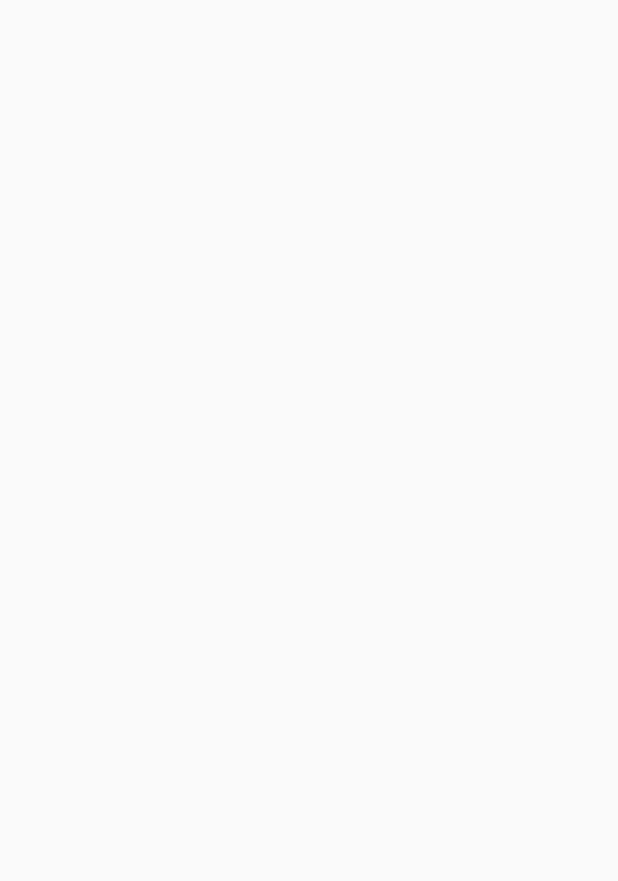
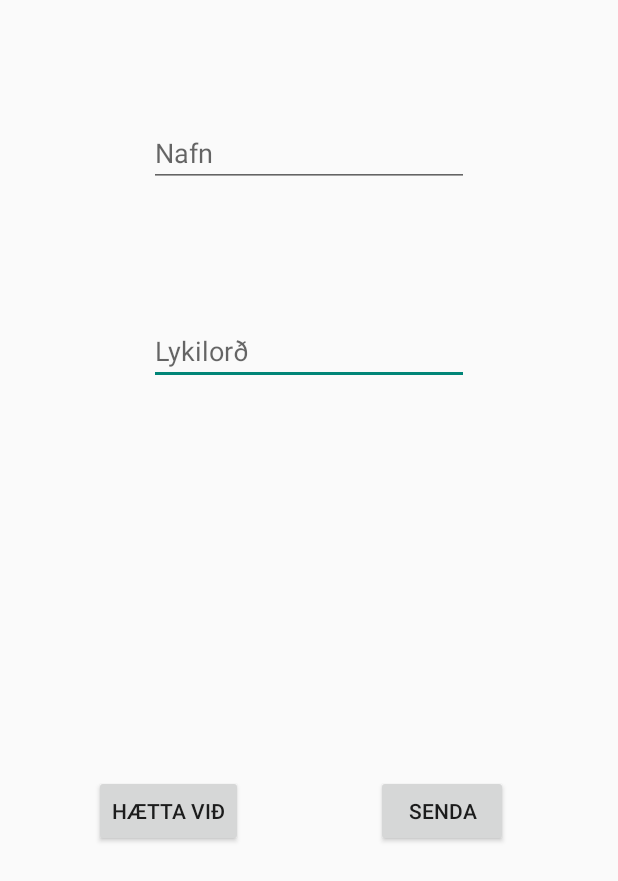
Before and after one commit to bhs15/BaraSpara-Hopur19, an Android app: the SignUpActivity screen opened directly, with no data from a screen before it, on a phone screen of 412 x 824 dp. Before the commit the part shown is empty. Shown: the top 881 px of the screen. Run offline under Robolectric (Android 15) with nearby library versions, the phone set to English and light mode, and no system bars.

Commit message:
Grunn framenda fyrir regiester user

```diff
--- a/app/src/main/res/layout/activity_sign_up.xml
+++ b/app/src/main/res/layout/activity_sign_up.xml
@@ -6,4 +6,54 @@
     android:layout_height="match_parent"
     tools:context=".SignUpActivity">
 
+    <EditText
+        android:id="@+id/editTextTextPassword"
+        android:layout_width="wrap_content"
+        android:layout_height="wrap_content"
+        android:layout_marginTop="132dp"
+        android:ems="10"
+        android:hint="@string/login_prompt_password"
+        android:inputType="textPassword"
+        app:layout_constraintBottom_toBottomOf="parent"
+        app:layout_constraintEnd_toEndOf="@+id/editTextTextPersonName"
+        app:layout_constraintHorizontal_bias="0.0"
+        app:layout_constraintStart_toStartOf="@+id/editTextTextPersonName"
+        app:layout_constraintTop_toTopOf="@+id/editTextTextPersonName"
+        app:layout_constraintVertical_bias="0.0" />
+
+    <EditText
+        android:id="@+id/editTextTextPersonName"
+        android:layout_width="wrap_content"
+        android:layout_height="wrap_content"
+        android:ems="10"
+        android:hint="@string/name"
+        android:inputType="textPersonName"
+        app:layout_constraintBottom_toBottomOf="parent"
+        app:layout_constraintEnd_toEndOf="parent"
+        app:layout_constraintStart_toStartOf="parent"
+        app:layout_constraintTop_toTopOf="parent"
+        app:layout_constraintVertical_bias="0.102" />
+
+    <Button
+        android:id="@+id/button"
+        android:layout_width="wrap_content"
+        android:layout_height="wrap_content"
+        android:text="@string/cancel"
+        app:layout_constraintBottom_toBottomOf="parent"
+        app:layout_constraintEnd_toStartOf="@+id/button2"
+        app:layout_constraintHorizontal_bias="0.413"
+        app:layout_constraintStart_toStartOf="parent"
+        app:layout_constraintTop_toBottomOf="@+id/editTextTextPassword" />
+
+    <Button
+        android:id="@+id/button2"
+        android:layout_width="wrap_content"
+        android:layout_height="wrap_content"
+        android:text="@string/submit"
+        app:layout_constraintBottom_toBottomOf="@+id/button"
+        app:layout_constraintEnd_toEndOf="parent"
+        app:layout_constraintHorizontal_bias="0.773"
+        app:layout_constraintStart_toStartOf="parent"
+        app:layout_constraintTop_toTopOf="@+id/button"
+        app:layout_constraintVertical_bias="0.0" />
 </androidx.constraintlayout.widget.ConstraintLayout>
```
